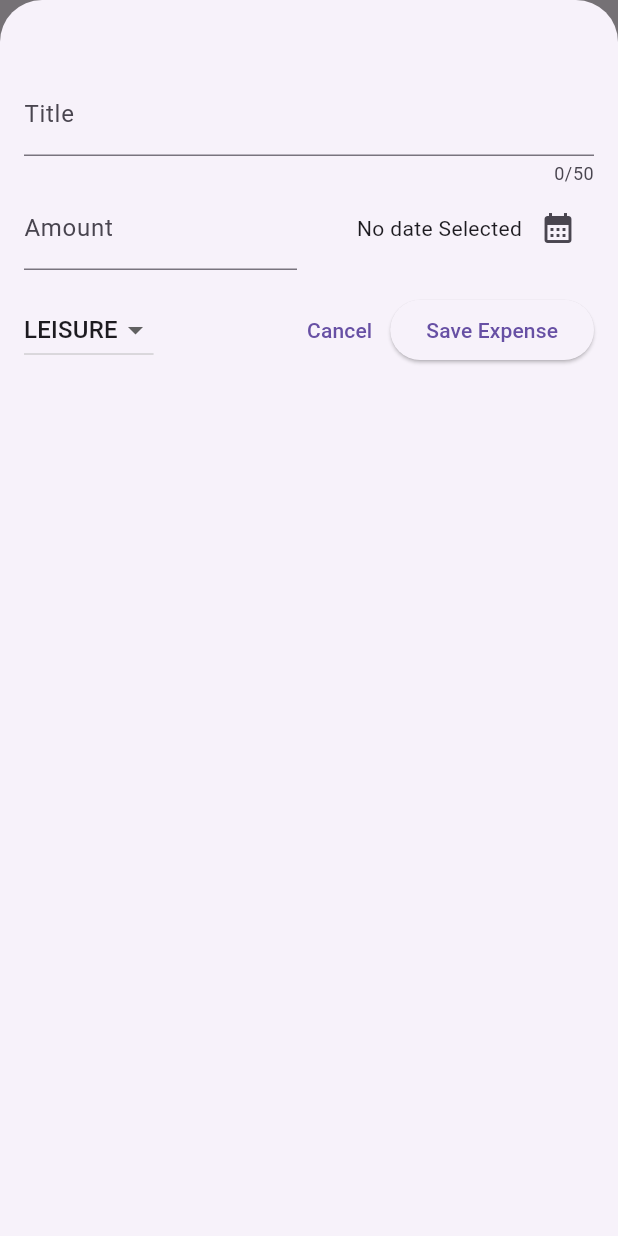
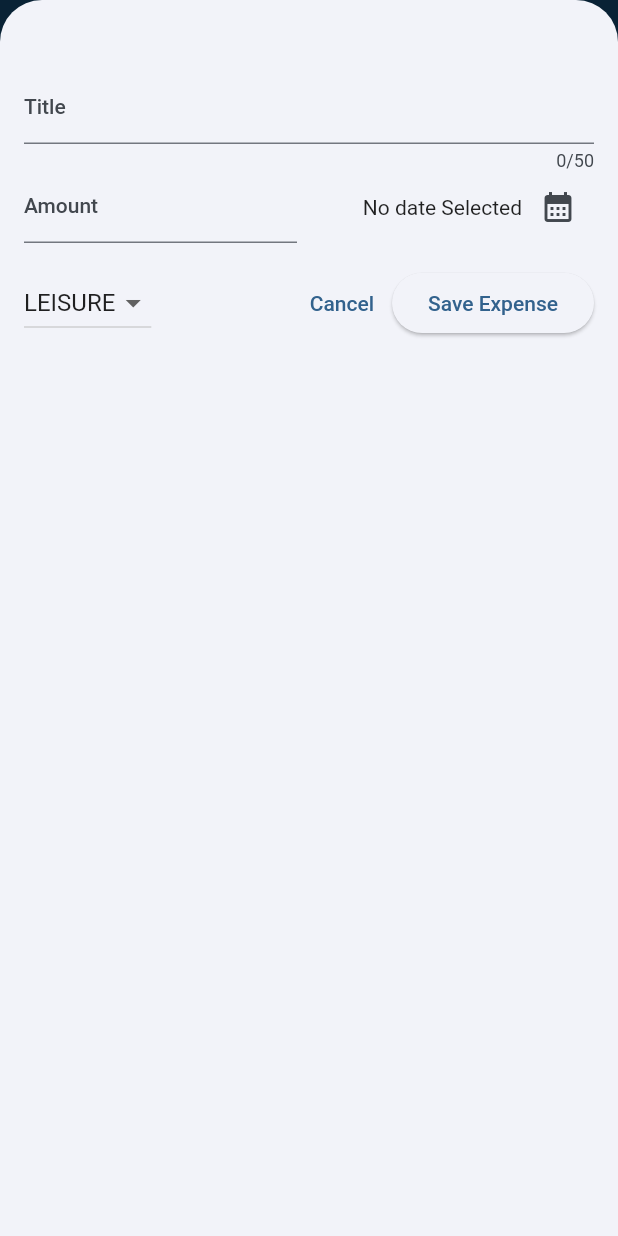
Before and after one commit to inalzaelani/expense_tracker, a Flutter app: the screen it shows after launch, after a tap on the "add" icon, on a phone screen of 412 x 824 dp. Run offline on Flutter 3.47's test engine with Material 2 defaults, Android fonts, the phone set to English and light mode, and no system bars.

Commit message:
[FIX] Color Scheme

```diff
--- a/lib/main.dart
+++ b/lib/main.dart
@@ -1,11 +1,19 @@
 import 'package:expense_tracker/widget/expenses.dart';
 import 'package:flutter/material.dart';
 
-void main(){
-  runApp(
-    MaterialApp(
-      theme: ThemeData(useMaterial3: true),
-      home: const Expenses() ,
-    )
-  );
+var kColorScheme = ColorScheme.fromSeed(seedColor: Color.fromARGB(
+    255, 62, 147, 218));
+
+void main() {
+  runApp(MaterialApp(
+    theme: ThemeData().copyWith(
+        useMaterial3: true,
+        colorScheme: kColorScheme,
+        appBarTheme: const AppBarTheme().copyWith(
+          backgroundColor: kColorScheme.onPrimaryContainer,
+          foregroundColor: kColorScheme.primaryContainer
+        )
+        ),
+    home: const Expenses(),
+  ));
 }
```
